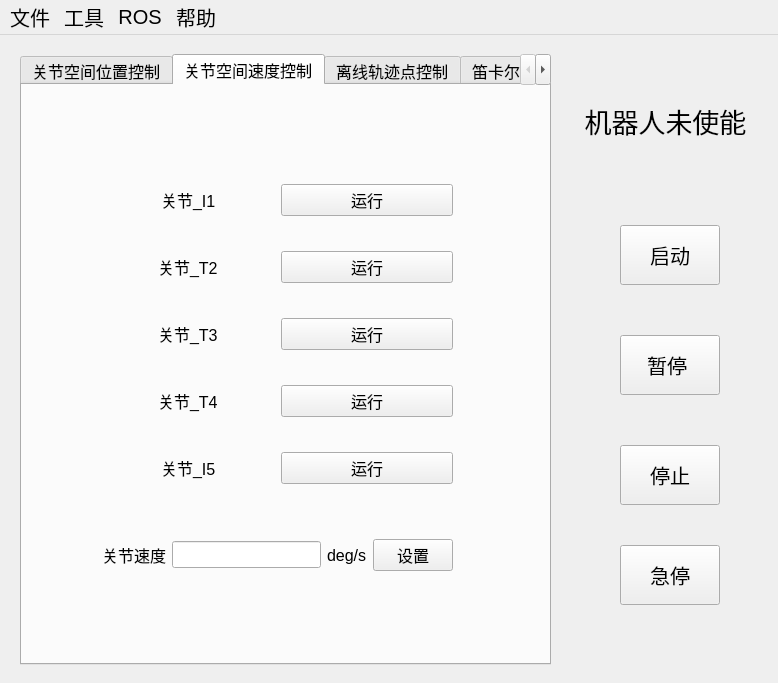
Before: the Qt Designer form ui/ui_file/modular_robot_control.ui in Jiongyu/third_modular_robot, drawn with Qt 5.
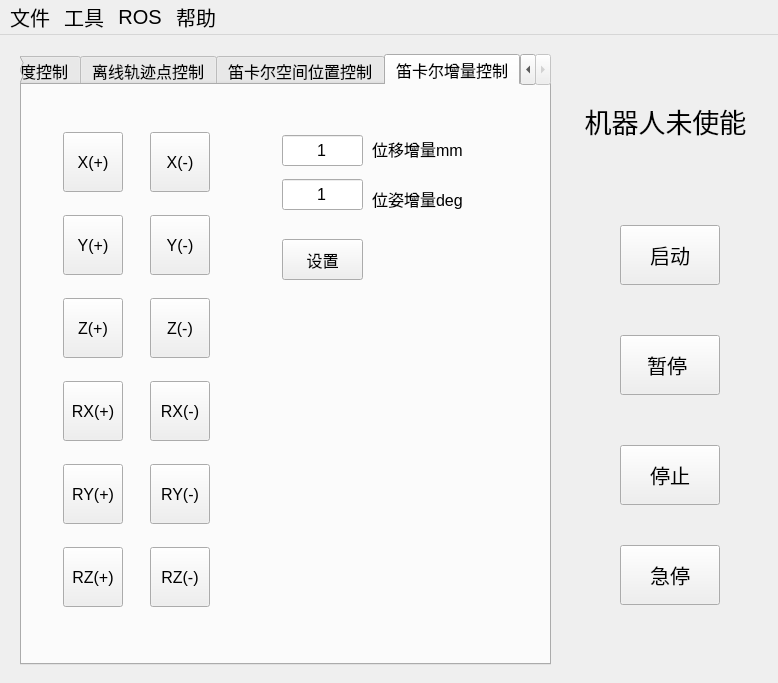
After: the same form once the commit is applied. The open tabs and pages were chosen to show the change.

Commit message: 添加离线轨迹暂停标志，笛卡尔空间增量控制，修改急停退出软件

What changed in the file:
```diff
--- a/ui/ui_file/modular_robot_control.ui
+++ b/ui/ui_file/modular_robot_control.ui
@@ -1272,6 +1272,400 @@
       </property>
      </widget>
     </widget>
+    <widget class="QWidget" name="tab_5">
+     <attribute name="title">
+      <string>笛卡尔增量控制</string>
+     </attribute>
+     <widget class="QWidget" name="gridLayoutWidget_6">
+      <property name="geometry">
+       <rect>
+        <x>20</x>
+        <y>30</y>
+        <width>191</width>
+        <height>511</height>
+       </rect>
+      </property>
+      <layout class="QGridLayout" name="gridLayout_6">
+       <item row="3" column="0">
+        <widget class="QPushButton" name="pushButton_47">
+         <property name="sizePolicy">
+          <sizepolicy hsizetype="Fixed" vsizetype="Fixed">
+           <horstretch>0</horstretch>
+           <verstretch>0</verstretch>
+          </sizepolicy>
+         </property>
+         <property name="minimumSize">
+          <size>
+           <width>60</width>
+           <height>60</height>
+          </size>
+         </property>
+         <property name="maximumSize">
+          <size>
+           <width>60</width>
+           <height>60</height>
+          </size>
+         </property>
+         <property name="text">
+          <string>RX(+)</string>
+         </property>
+        </widget>
+       </item>
+       <item row="2" column="0">
+        <widget class="QPushButton" name="pushButton_46">
+         <property name="sizePolicy">
+          <sizepolicy hsizetype="Fixed" vsizetype="Fixed">
+           <horstretch>0</horstretch>
+           <verstretch>0</verstretch>
+          </sizepolicy>
+         </property>
+         <property name="minimumSize">
+          <size>
+           <width>60</width>
+           <height>60</height>
+          </size>
+         </property>
+         <property name="maximumSize">
+          <size>
+           <width>60</width>
+           <height>60</height>
+          </size>
+         </property>
+         <property name="text">
+          <string>Z(+)</string>
+         </property>
+        </widget>
+       </item>
+       <item row="5" column="0">
+        <widget class="QPushButton" name="pushButton_49">
+         <property name="sizePolicy">
+          <sizepolicy hsizetype="Fixed" vsizetype="Fixed">
+           <horstretch>0</horstretch>
+           <verstretch>0</verstretch>
+          </sizepolicy>
+         </property>
+         <property name="minimumSize">
+          <size>
+           <width>60</width>
+           <height>60</height>
+          </size>
+         </property>
+         <property name="maximumSize">
+          <size>
+           <width>60</width>
+           <height>60</height>
+          </size>
+         </property>
+         <property name="text">
+          <string>RZ(+)</string>
+         </property>
+        </widget>
+       </item>
+       <item row="4" column="0">
+        <widget class="QPushButton" name="pushButton_48">
+         <property name="sizePolicy">
+          <sizepolicy hsizetype="Fixed" vsizetype="Fixed">
+           <horstretch>0</horstretch>
+           <verstretch>0</verstretch>
+          </sizepolicy>
+         </property>
+         <property name="minimumSize">
+          <size>
+           <width>60</width>
+           <height>60</height>
+          </size>
+         </property>
+         <property name="maximumSize">
+          <size>
+           <width>60</width>
+           <height>60</height>
+          </size>
+         </property>
+         <property name="text">
+          <string>RY(+)</string>
+         </property>
+        </widget>
+       </item>
+       <item row="0" column="0">
+        <widget class="QPushButton" name="pushButton_44">
+         <property name="sizePolicy">
+          <sizepolicy hsizetype="Fixed" vsizetype="Fixed">
+           <horstretch>0</horstretch>
+           <verstretch>0</verstretch>
+          </sizepolicy>
+         </property>
+         <property name="minimumSize">
+          <size>
+           <width>60</width>
+           <height>60</height>
+          </size>
+         </property>
+         <property name="maximumSize">
+          <size>
+           <width>60</width>
+           <height>60</height>
+          </size>
+         </property>
+         <property name="text">
+          <string>X(+)</string>
+         </property>
+        </widget>
+       </item>
+       <item row="1" column="0">
+        <widget class="QPushButton" name="pushButton_45">
+         <property name="sizePolicy">
+          <sizepolicy hsizetype="Fixed" vsizetype="Fixed">
+           <horstretch>0</horstretch>
+           <verstretch>0</verstretch>
+          </sizepolicy>
+         </property>
+         <property name="minimumSize">
+          <size>
+           <width>60</width>
+           <height>60</height>
+          </size>
+         </property>
+         <property name="maximumSize">
+          <size>
+           <width>60</width>
+           <height>60</height>
+          </size>
+         </property>
+         <property name="text">
+          <string>Y(+)</string>
+         </property>
+        </widget>
+       </item>
+       <item row="0" column="1">
+        <widget class="QPushButton" name="pushButton_50">
+         <property name="sizePolicy">
+          <sizepolicy hsizetype="Fixed" vsizetype="Fixed">
+           <horstretch>0</horstretch>
+           <verstretch>0</verstretch>
+          </sizepolicy>
+         </property>
+         <property name="minimumSize">
+          <size>
+           <width>60</width>
+           <height>60</height>
+          </size>
+         </property>
+         <property name="maximumSize">
+          <size>
+           <width>60</width>
+           <height>60</height>
+          </size>
+         </property>
+         <property name="text">
+          <string>X(-)</string>
+         </property>
+        </widget>
+       </item>
+       <item row="1" column="1">
+        <widget class="QPushButton" name="pushButton_51">
+         <property name="sizePolicy">
+          <sizepolicy hsizetype="Fixed" vsizetype="Fixed">
+           <horstretch>0</horstretch>
+           <verstretch>0</verstretch>
+          </sizepolicy>
+         </property>
+         <property name="minimumSize">
+          <size>
+           <width>60</width>
+           <height>60</height>
+          </size>
+         </property>
+         <property name="maximumSize">
+          <size>
+           <width>60</width>
+           <height>60</height>
+          </size>
+         </property>
+         <property name="text">
+          <string>Y(-)</string>
+         </property>
+        </widget>
+       </item>
+       <item row="2" column="1">
+        <widget class="QPushButton" name="pushButton_52">
+         <property name="sizePolicy">
+          <sizepolicy hsizetype="Fixed" vsizetype="Fixed">
+           <horstretch>0</horstretch>
+           <verstretch>0</verstretch>
+          </sizepolicy>
+         </property>
+         <property name="minimumSize">
+          <size>
+           <width>60</width>
+           <height>60</height>
+          </size>
+         </property>
+         <property name="maximumSize">
+          <size>
+           <width>60</width>
+           <height>60</height>
+          </size>
+         </property>
+         <property name="text">
+          <string>Z(-)</string>
+         </property>
+        </widget>
+       </item>
+       <item row="3" column="1">
+        <widget class="QPushButton" name="pushButton_54">
+         <property name="sizePolicy">
+          <sizepolicy hsizetype="Fixed" vsizetype="Fixed">
+           <horstretch>0</horstretch>
+           <verstretch>0</verstretch>
+          </sizepolicy>
+         </property>
+         <property name="minimumSize">
+          <size>
+           <width>60</width>
+           <height>60</height>
+          </size>
+         </property>
+         <property name="maximumSize">
+          <size>
+           <width>60</width>
+           <height>60</height>
+          </size>
+         </property>
+         <property name="text">
+          <string>RX(-)</string>
+         </property>
+        </widget>
+       </item>
+       <item row="4" column="1">
+        <widget class="QPushButton" name="pushButton_53">
+         <property name="sizePolicy">
+          <sizepolicy hsizetype="Fixed" vsizetype="Fixed">
+           <horstretch>0</horstretch>
+           <verstretch>0</verstretch>
+          </sizepolicy>
+         </property>
+         <property name="minimumSize">
+          <size>
+           <width>60</width>
+           <height>60</height>
+          </size>
+         </property>
+         <property name="maximumSize">
+          <size>
+           <width>60</width>
+           <height>60</height>
+          </size>
+         </property>
+         <property name="text">
+          <string>RY(-)</string>
+         </property>
+        </widget>
+       </item>
+       <item row="5" column="1">
+        <widget class="QPushButton" name="pushButton_55">
+         <property name="sizePolicy">
+          <sizepolicy hsizetype="Fixed" vsizetype="Fixed">
+           <horstretch>0</horstretch>
+           <verstretch>0</verstretch>
+          </sizepolicy>
+         </property>
+         <property name="minimumSize">
+          <size>
+           <width>60</width>
+           <height>60</height>
+          </size>
+         </property>
+         <property name="maximumSize">
+          <size>
+           <width>60</width>
+           <height>60</height>
+          </size>
+         </property>
+         <property name="text">
+          <string>RZ(-)</string>
+         </property>
+        </widget>
+       </item>
+      </layout>
+     </widget>
+     <widget class="QLineEdit" name="lineEdit_96">
+      <property name="geometry">
+       <rect>
+        <x>260</x>
+        <y>50</y>
+        <width>81</width>
+        <height>31</height>
+       </rect>
+      </property>
+      <property name="toolTip">
+       <string>&lt;html&gt;&lt;head/&gt;&lt;body&gt;&lt;p&gt;速度范围1-30度/s&lt;/p&gt;&lt;/body&gt;&lt;/html&gt;</string>
+      </property>
+      <property name="text">
+       <string>1</string>
+      </property>
+      <property name="alignment">
+       <set>Qt::AlignCenter</set>
+      </property>
+     </widget>
+     <widget class="QLabel" name="label_10">
+      <property name="geometry">
+       <rect>
+        <x>350</x>
+        <y>54</y>
+        <width>101</width>
+        <height>20</height>
+       </rect>
+      </property>
+      <property name="text">
+       <string>位移增量mm</string>
+      </property>
+     </widget>
+     <widget class="QPushButton" name="pushButton_100">
+      <property name="geometry">
+       <rect>
+        <x>260</x>
+        <y>154</y>
+        <width>81</width>
+        <height>41</height>
+       </rect>
+      </property>
+      <property name="text">
+       <string>设置</string>
+      </property>
+     </widget>
+     <widget class="QLineEdit" name="lineEdit_95">
+      <property name="geometry">
+       <rect>
+        <x>260</x>
+        <y>94</y>
+        <width>81</width>
+        <height>31</height>
+       </rect>
+      </property>
+      <property name="toolTip">
+       <string>&lt;html&gt;&lt;head/&gt;&lt;body&gt;&lt;p&gt;速度范围1-30度/s&lt;/p&gt;&lt;/body&gt;&lt;/html&gt;</string>
+      </property>
+      <property name="text">
+       <string>1</string>
+      </property>
+      <property name="alignment">
+       <set>Qt::AlignCenter</set>
+      </property>
+     </widget>
+     <widget class="QLabel" name="label_11">
+      <property name="geometry">
+       <rect>
+        <x>350</x>
+        <y>104</y>
+        <width>101</width>
+        <height>20</height>
+       </rect>
+      </property>
+      <property name="text">
+       <string>位姿增量deg</string>
+      </property>
+     </widget>
+    </widget>
    </widget>
    <widget class="QPushButton" name="pushButton_8">
     <property name="geometry">
```
Left out of the diff: 300 changed lines with no effect on the pictures. The commit also changes 15 other files.
